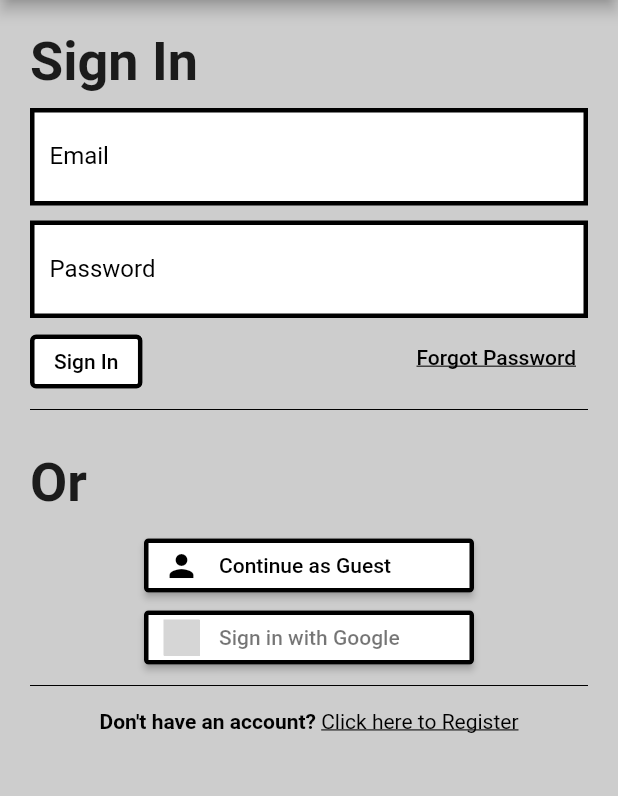
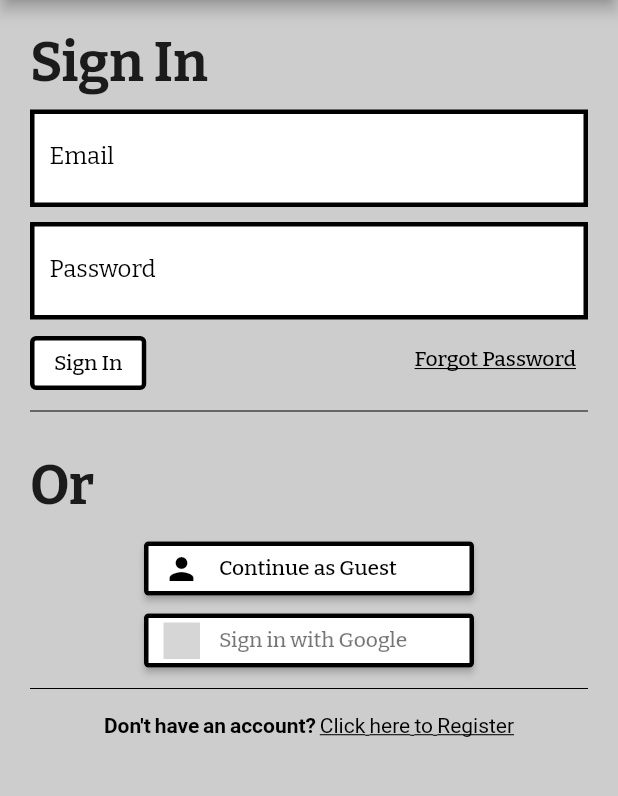
Before and after one commit to deccygpm/UofG-Prepare, a Flutter app: the screen it shows after launch, on a phone screen of 412 x 824 dp, the part 90-886 px from its top. Run offline on Flutter 3.47's test engine with Material 2 defaults, Android fonts, the phone set to English and light mode, and no system bars; our stand-ins replace email_validator, firebase_auth, firebase_core, flutter_signin_button, font_awesome_flutter, google_fonts and 2 more; accounts and stored records are empty; grey boxes are pictures that could not be loaded.

Commit message:
[#13] Updated system-wide font

```diff
--- a/lib/theme.dart
+++ b/lib/theme.dart
@@ -3,17 +3,16 @@ import 'package:google_fonts/google_fonts.dart';
 
 var appTheme = ThemeData(
     canvasColor: const Color.fromARGB(255, 205, 205, 205),
-    fontFamily: GoogleFonts.roboto().fontFamily,
+    fontFamily: GoogleFonts.bitter().fontFamily,
     inputDecorationTheme: const InputDecorationTheme(
         enabledBorder: UnderlineInputBorder(
-        borderSide: BorderSide(color: Colors.transparent)
-      ),
+            borderSide: BorderSide(color: Colors.transparent)),
         focusedBorder: UnderlineInputBorder(
           borderSide: BorderSide(color: Colors.transparent),
         ),
         labelStyle: TextStyle(
-      color: Colors.black,
-    )),
+          color: Colors.black,
+        )),
     textSelectionTheme: const TextSelectionThemeData(
       cursorColor: Colors.black,
     ));
```
